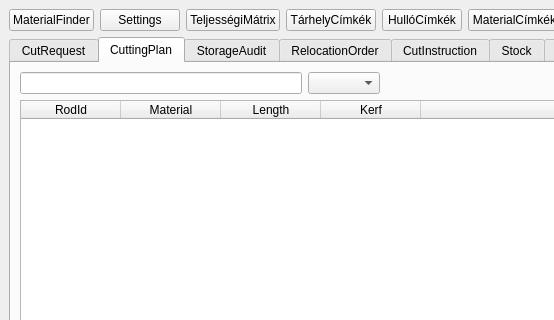
Old version of the form view/MainWindow.ui in the repository horvathzoltan/cutplannerpro; both pictures show x 0 to 554 and y 0 to 320 of the 1084 by 666 pixel window.
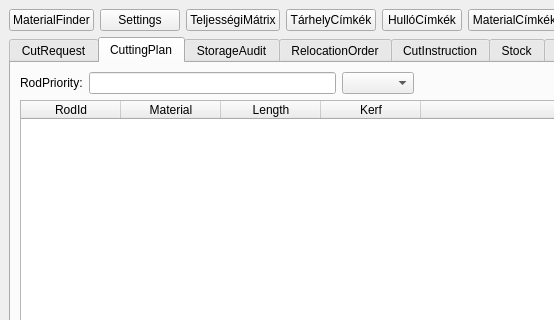
New version of the form. The open tabs and pages were chosen to show the change.

What changed in the file:
```diff
--- a/view/MainWindow.ui
+++ b/view/MainWindow.ui
@@ -393,6 +393,13 @@
          <layout class="QVBoxLayout" name="midLayout">
           <item>
            <layout class="QHBoxLayout" name="horizontalLayout_3">
+            <item>
+             <widget class="QLabel" name="label_2">
+              <property name="text">
+               <string>RodPriority:</string>
+              </property>
+             </widget>
+            </item>
             <item>
              <widget class="QLineEdit" name="lineEdit_prioElemek"/>
             </item>
```
